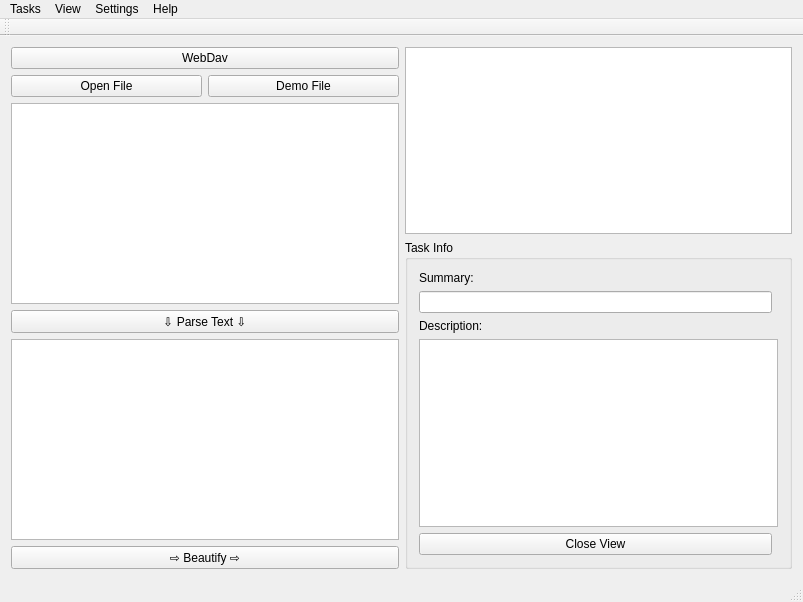
Qt form mainwindow.ui (Tercus/ToDo) before a commit.
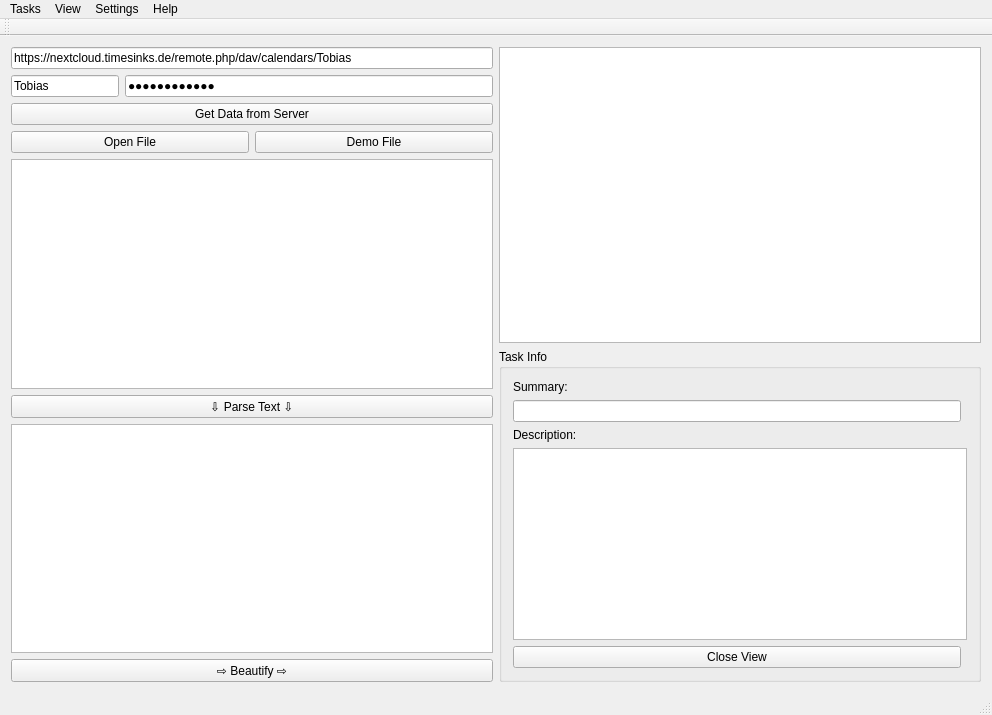
The same form after that commit.

Commit message:
first connection to server possible
I can get the initial list of entries. This gives me a basic setup to speak to the server. Only changes in the request body should be needed later on.

The edit to the form file:
```diff
--- a/mainwindow.ui
+++ b/mainwindow.ui
@@ -6,8 +6,8 @@
    <rect>
     <x>0</x>
     <y>0</y>
-    <width>803</width>
-    <height>602</height>
+    <width>992</width>
+    <height>715</height>
    </rect>
   </property>
   <property name="windowTitle">
@@ -18,11 +18,48 @@
     <item>
      <layout class="QVBoxLayout" name="verticalLayout_2">
       <item>
-       <widget class="QPushButton" name="pushButton_webdav">
-        <property name="text">
-         <string>WebDav</string>
-        </property>
-       </widget>
+       <layout class="QFormLayout" name="formLayout">
+        <item row="0" column="0" colspan="2">
+         <widget class="QLineEdit" name="lineEdit_server">
+          <property name="text">
+           <string>https://nextcloud.timesinks.de/remote.php/dav/calendars/Tobias</string>
+          </property>
+          <property name="placeholderText">
+           <string>Server</string>
+          </property>
+         </widget>
+        </item>
+        <item row="1" column="0">
+         <widget class="QLineEdit" name="lineEdit_username">
+          <property name="text">
+           <string>Tobias</string>
+          </property>
+          <property name="placeholderText">
+           <string>Username</string>
+          </property>
+         </widget>
+        </item>
+        <item row="1" column="1">
+         <widget class="QLineEdit" name="lineEdit_password">
+          <property name="text">
+           <string>Talib-chan12</string>
+          </property>
+          <property name="echoMode">
+           <enum>QLineEdit::Password</enum>
+          </property>
+          <property name="placeholderText">
+           <string>Password</string>
+          </property>
+         </widget>
+        </item>
+        <item row="2" column="0" colspan="2">
+         <widget class="QPushButton" name="pushButton_serverConnect">
+          <property name="text">
+           <string>Get Data from Server</string>
+          </property>
+         </widget>
+        </item>
+       </layout>
       </item>
       <item>
        <layout class="QHBoxLayout" name="horizontalLayout">
@@ -135,7 +172,7 @@
     <rect>
      <x>0</x>
      <y>0</y>
-     <width>803</width>
+     <width>992</width>
      <height>19</height>
     </rect>
    </property>
```
The commit also changes 4 other files.
